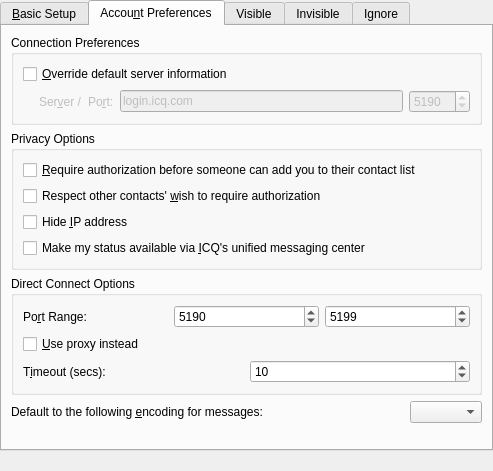
This is protocols/oscar/icq/ui/icqeditaccountui.ui in KDE/kopete as Qt 5 draws it before an edit. The edited form follows.
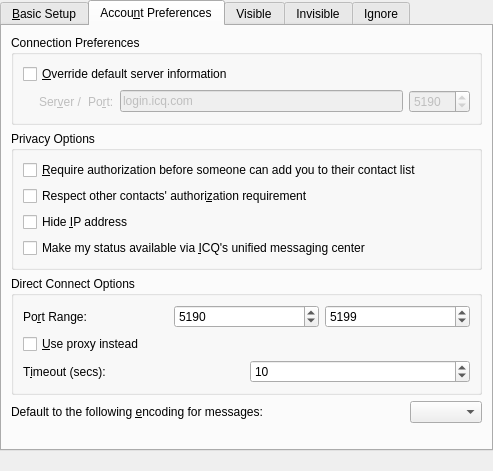
This is the edited form. The open tabs and pages were chosen to show the change. Custom widgets are drawn as their Qt base class.

Diff of the .ui file:
```diff
--- a/protocols/oscar/icq/ui/icqeditaccountui.ui
+++ b/protocols/oscar/icq/ui/icqeditaccountui.ui
@@ -465,7 +465,7 @@
           <item>
            <widget class="QCheckBox" name="chkRespectRequireAuth" >
             <property name="text" >
-             <string>Respect other contacts' &amp;wish to require authorization</string>
+             <string>Respect other contacts' authori&amp;zation requirement</string>
             </property>
            </widget>
           </item>
```
Left out of the diff: 8 changed lines with no effect on the pictures.
